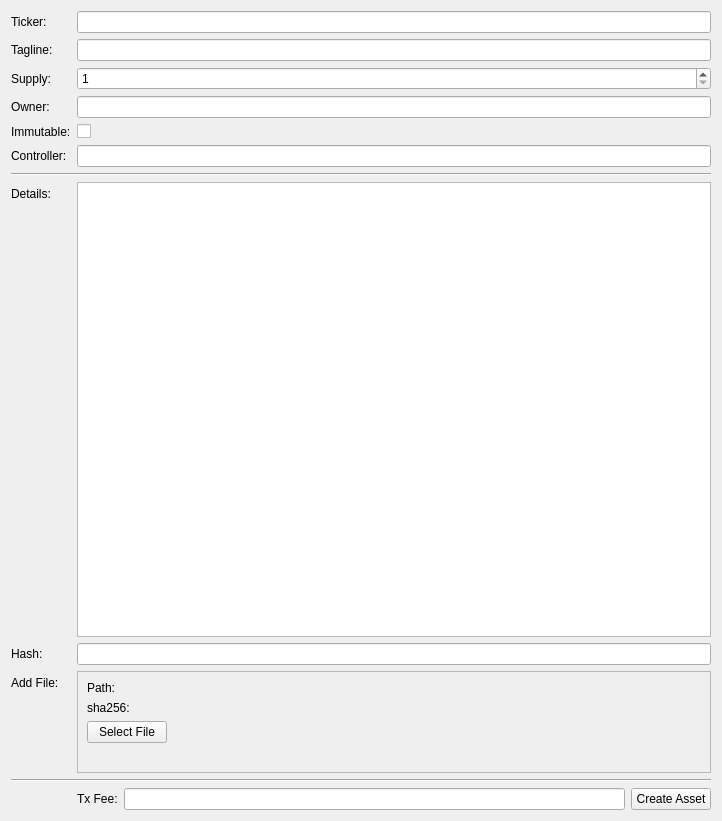
The window that src/qt/forms/createassetpage.ui (drivechain-project/Sidechains) describes before a commit, drawn with Qt 5.
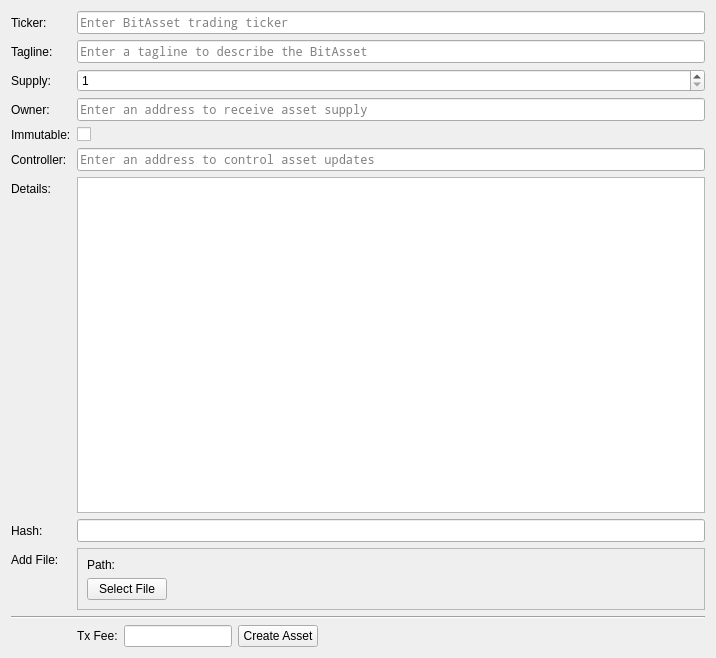
The same window after the commit. Custom widgets are drawn as their Qt base class.

Commit message: Update CreateAssetPage & models

```diff
--- a/src/qt/forms/createassetpage.ui
+++ b/src/qt/forms/createassetpage.ui
@@ -6,8 +6,8 @@
    <rect>
     <x>0</x>
     <y>0</y>
-    <width>722</width>
-    <height>821</height>
+    <width>716</width>
+    <height>658</height>
    </rect>
   </property>
   <property name="windowTitle">
@@ -22,7 +22,16 @@
     </widget>
    </item>
    <item row="1" column="1">
-    <widget class="QLineEdit" name="lineEditTicker"/>
+    <widget class="QLineEdit" name="lineEditTicker">
+     <property name="font">
+      <font>
+       <family>Noto Mono</family>
+      </font>
+     </property>
+     <property name="placeholderText">
+      <string>Enter BitAsset trading ticker</string>
+     </property>
+    </widget>
    </item>
    <item row="3" column="0">
     <widget class="QLabel" name="label_2">
@@ -32,7 +41,16 @@
     </widget>
    </item>
    <item row="3" column="1">
-    <widget class="QLineEdit" name="lineEditHeader"/>
+    <widget class="QLineEdit" name="lineEditHeader">
+     <property name="font">
+      <font>
+       <family>Noto Mono</family>
+      </font>
+     </property>
+     <property name="placeholderText">
+      <string>Enter a tagline to describe the BitAsset</string>
+     </property>
+    </widget>
    </item>
    <item row="5" column="0">
     <widget class="QLabel" name="label_3">
@@ -62,7 +80,16 @@
     </widget>
    </item>
    <item row="6" column="1">
-    <widget class="QLineEdit" name="lineEditOwner"/>
+    <widget class="QLineEdit" name="lineEditOwner">
+     <property name="font">
+      <font>
+       <family>Noto Mono</family>
+      </font>
+     </property>
+     <property name="placeholderText">
+      <string>Enter an address to receive asset supply</string>
+     </property>
+    </widget>
    </item>
    <item row="7" column="0">
     <widget class="QLabel" name="label_8">
@@ -86,43 +113,60 @@
     </widget>
    </item>
    <item row="8" column="1">
-    <widget class="QLineEdit" name="lineEditController"/>
-   </item>
-   <item row="9" column="0" colspan="2">
-    <widget class="Line" name="line">
-     <property name="orientation">
-      <enum>Qt::Horizontal</enum>
+    <widget class="QLineEdit" name="lineEditController">
+     <property name="font">
+      <font>
+       <family>Noto Mono</family>
+      </font>
+     </property>
+     <property name="placeholderText">
+      <string>Enter an address to control asset updates</string>
      </property>
     </widget>
    </item>
-   <item row="10" column="0">
+   <item row="9" column="0">
     <widget class="QLabel" name="label_6">
      <property name="text">
       <string>Details:</string>
      </property>
     </widget>
    </item>
-   <item row="10" column="1">
-    <widget class="QPlainTextEdit" name="plainTextEditDetails"/>
+   <item row="9" column="1">
+    <widget class="QPlainTextEdit" name="plainTextEditDetails">
+     <property name="font">
+      <font>
+       <family>Noto Mono</family>
+      </font>
+     </property>
+     <property name="placeholderText">
+      <string/>
+     </property>
+    </widget>
    </item>
-   <item row="11" column="0">
+   <item row="10" column="0">
     <widget class="QLabel" name="label_7">
      <property name="text">
       <string>Hash:</string>
      </property>
     </widget>
    </item>
-   <item row="11" column="1">
-    <widget class="QLineEdit" name="lineEditHash"/>
+   <item row="10" column="1">
+    <widget class="QLineEdit" name="lineEditHash">
+     <property name="font">
+      <font>
+       <family>Noto Mono</family>
+      </font>
+     </property>
+    </widget>
    </item>
-   <item row="12" column="0">
+   <item row="11" column="0">
     <widget class="QLabel" name="label_12">
      <property name="text">
       <string>Add File:</string>
      </property>
     </widget>
    </item>
-   <item row="12" column="1">
+   <item row="11" column="1">
     <widget class="QFrame" name="frame">
      <property name="frameShape">
       <enum>QFrame::StyledPanel</enum>
@@ -138,13 +182,6 @@
         </property>
        </widget>
       </item>
-      <item>
-       <widget class="QLabel" name="label_11">
-        <property name="text">
-         <string>sha256:</string>
-        </property>
-       </widget>
-      </item>
       <item>
        <widget class="QPushButton" name="pushButtonFile">
         <property name="sizePolicy">
@@ -158,24 +195,17 @@
         </property>
        </widget>
       </item>
-      <item>
-       <widget class="QLabel" name="label_9">
-        <property name="text">
-         <string/>
-        </property>
-       </widget>
-      </item>
      </layout>
     </widget>
    </item>
-   <item row="13" column="0" colspan="2">
+   <item row="12" column="0" colspan="2">
     <widget class="Line" name="line_2">
      <property name="orientation">
       <enum>Qt::Horizontal</enum>
      </property>
     </widget>
    </item>
-   <item row="15" column="1">
+   <item row="14" column="1">
     <layout class="QHBoxLayout" name="horizontalLayout">
      <property name="rightMargin">
       <number>0</number>
@@ -185,13 +215,26 @@
      </property>
      <item>
       <widget class="QLabel" name="label_13">
+       <property name="sizePolicy">
+        <sizepolicy hsizetype="Maximum" vsizetype="Preferred">
+         <horstretch>0</horstretch>
+         <verstretch>0</verstretch>
+        </sizepolicy>
+       </property>
        <property name="text">
         <string>Tx Fee:</string>
        </property>
       </widget>
      </item>
      <item>
-      <widget class="AmountField" name="feeAmount"/>
+      <widget class="AmountField" name="feeAmount">
+       <property name="sizePolicy">
+        <sizepolicy hsizetype="Maximum" vsizetype="Fixed">
+         <horstretch>0</horstretch>
+         <verstretch>0</verstretch>
+        </sizepolicy>
+       </property>
+      </widget>
      </item>
      <item>
       <widget class="QPushButton" name="pushButtonCreate">
@@ -206,6 +249,22 @@
        </property>
       </widget>
      </item>
+     <item>
+      <spacer name="horizontalSpacer">
+       <property name="orientation">
+        <enum>Qt::Horizontal</enum>
+       </property>
+       <property name="sizeType">
+        <enum>QSizePolicy::Expanding</enum>
+       </property>
+       <property name="sizeHint" stdset="0">
+        <size>
+         <width>100</width>
+         <height>20</height>
+        </size>
+       </property>
+      </spacer>
+     </item>
     </layout>
    </item>
   </layout>
```
Left out of the diff: 4 changed lines with no effect on the pictures. The commit also changes 8 other files.
